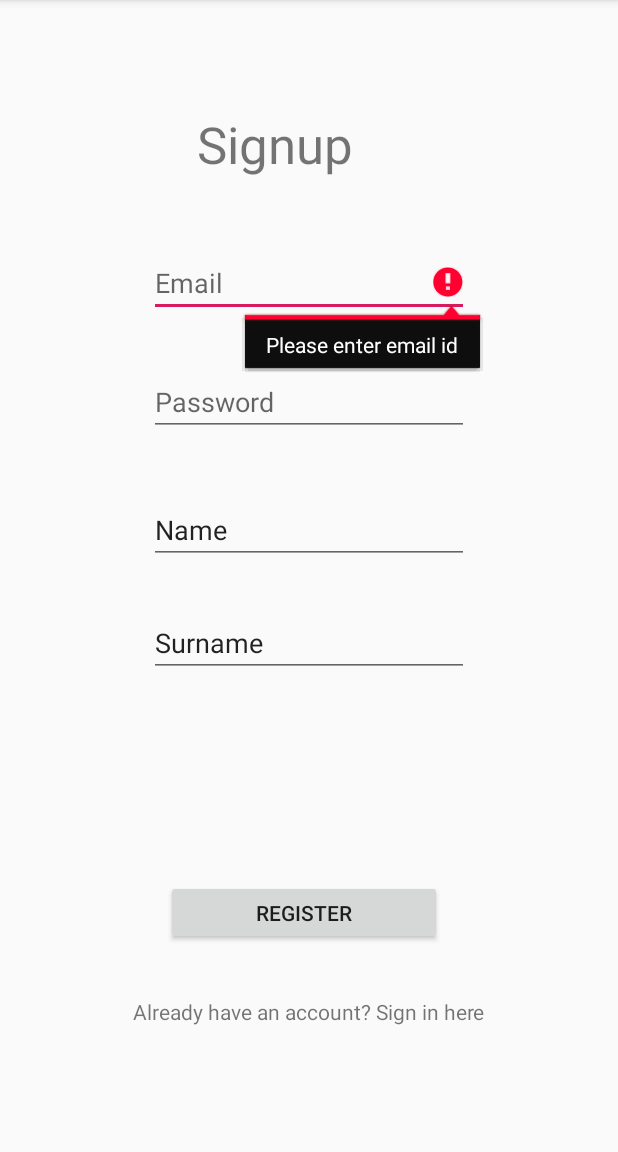
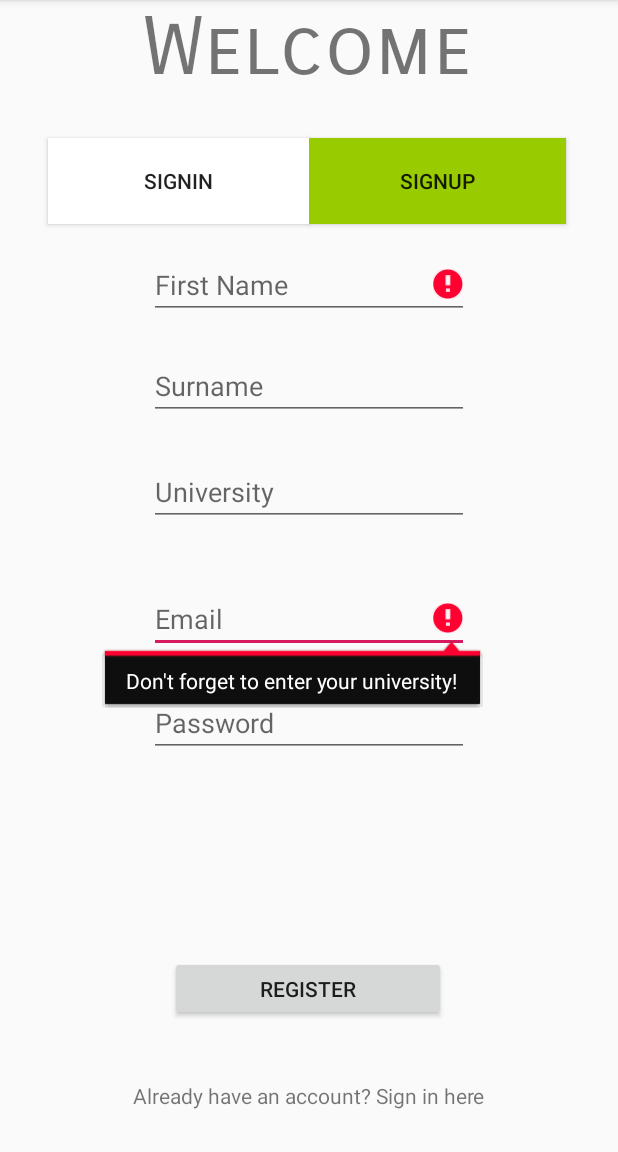
Before and after one commit to AidenGourley/CooknChill, an Android app: the screen it shows after launch (SignUpActivity), after a tap on "REGISTER", on a phone screen of 412 x 824 dp, the part 84-1236 px from its top. Run offline under Robolectric (Android 15) with nearby library versions, the phone set to English and light mode, and no system bars; our stand-ins replace Firebase (no records; nobody signed in at launch, a user with empty details on screens opened directly).

Commit message:
Added university, first name, surname fields to signUp page. Updated temporary design.
Signed-off-by: AidenGourley <47273883+AidenGourley@users.noreply.github.com>

```diff
--- a/app/src/main/java/com/example/cooknchill/auth/SignUpActivity.java
+++ b/app/src/main/java/com/example/cooknchill/auth/SignUpActivity.java
@@ -18,9 +18,9 @@ import com.google.firebase.auth.AuthResult;
 import com.google.firebase.auth.FirebaseAuth;
 
 public class SignUpActivity extends AppCompatActivity {
-    EditText emailId, password;
-    Button btnSignUp;
-    TextView tvSignIn;
+    EditText email, password, university, firstName, surname;
+    Button register, signIn;
+    TextView signIn2;
     FirebaseAuth mFirebaseAuth;
 
     @Override
@@ -29,29 +29,43 @@ public class SignUpActivity extends AppCompatActivity {
         setContentView(R.layout.activity_signup);
 
         mFirebaseAuth = FirebaseAuth.getInstance();
-        emailId = findViewById(R.id.editText);
-        password = findViewById(R.id.editText2);
-        btnSignUp = findViewById(R.id.button2);
-        tvSignIn = findViewById(R.id.textView);
-        btnSignUp.setOnClickListener(new View.OnClickListener() {
+        email = findViewById(R.id.email);
+        university = findViewById(R.id.university);
+        firstName = findViewById(R.id.firstName);
+        surname = findViewById(R.id.surname);
+        password = findViewById(R.id.password);
+        register = findViewById(R.id.register);
+        signIn2 = findViewById(R.id.signin2);
+        signIn = findViewById(R.id.signin);
+
+
+        register.setOnClickListener(new View.OnClickListener() {
             @Override
             public void onClick(View v) {
-                String email = emailId.getText().toString();
+                String email = SignUpActivity.this.email.getText().toString();
                 String pwd = password.getText().toString();
                 if(email.isEmpty()){
-                    emailId.setError("Please enter email id");
-                    emailId.requestFocus();
+                    SignUpActivity.this.email.setError("Don't forget to enter your email address!");
+                    SignUpActivity.this.email.requestFocus();
+                }
+                if(firstName.getText().toString().equals("") || surname.getText().toString().equals("")){
+                    SignUpActivity.this.firstName.setError("Don't forget to enter your name!");
+                    SignUpActivity.this.firstName.requestFocus();
+                }
+                if(university.getText().toString().equals("")){
+                    SignUpActivity.this.email.setError("Don't forget to enter your university!");
+                    SignUpActivity.this.email.requestFocus();
                 }
                 else if(!email.contains(".ac.uk")){
-                    emailId.setError("Must be a valid academic email address!");
-                    emailId.requestFocus();
+                    SignUpActivity.this.email.setError("Your email must be a valid academic email address!");
+                    SignUpActivity.this.email.requestFocus();
                 }
                 else  if(!(email.isEmpty() && pwd.isEmpty())){
                     mFirebaseAuth.createUserWithEmailAndPassword(email, pwd).addOnCompleteListener(SignUpActivity.this, new OnCompleteListener<AuthResult>() {
                         @Override
                         public void onComplete(@NonNull Task<AuthResult> task) {
                             if(!task.isSuccessful()){
-                                Toast.makeText(SignUpActivity.this,"SignIn Unsuccessful, Please Try Again",Toast.LENGTH_SHORT).show();
+                                Toast.makeText(SignUpActivity.this,"Sorry! Your sign up has been unsuccessful, please give it another go!",Toast.LENGTH_SHORT).show();
                             }
                             else {
                                 startActivity(new Intent(SignUpActivity.this,HomeActivity.class));
@@ -60,13 +74,21 @@ public class SignUpActivity extends AppCompatActivity {
                     });
                 }
                 else{
-                    Toast.makeText(SignUpActivity.this,"Error Occurred!",Toast.LENGTH_SHORT).show();
+                    Toast.makeText(SignUpActivity.this,"Oops, something's gone wrong... Please try again!",Toast.LENGTH_SHORT).show();
 
                 }
             }
         });
 
-        tvSignIn.setOnClickListener(new View.OnClickListener() {
+        signIn2.setOnClickListener(new View.OnClickListener() {
+            @Override
+            public void onClick(View v) {
+                Intent i = new Intent(SignUpActivity.this,LoginActivity.class);
+                startActivity(i);
+            }
+        });
+
+        signIn.setOnClickListener(new View.OnClickListener() {
             @Override
             public void onClick(View v) {
                 Intent i = new Intent(SignUpActivity.this,LoginActivity.class);
--- a/app/src/main/res/layout/activity_home.xml
+++ b/app/src/main/res/layout/activity_home.xml
@@ -14,6 +14,7 @@
         android:layout_marginEnd="163dp"
         android:layout_marginStart="163dp"
         android:layout_marginTop="223dp"
+        android:textSize="30sp"
         android:text="Welcome! You are logged in"
         app:layout_constraintBottom_toBottomOf="parent"
         app:layout_constraintEnd_toEndOf="parent"
@@ -22,6 +23,7 @@
 
     <Button
         android:id="@+id/logout"
+        android:backgroundTint="@android:color/holo_green_light"
         android:layout_width="wrap_content"
         android:layout_height="wrap_content"
         android:layout_marginEnd="8dp"
--- a/app/src/main/res/layout/activity_signup.xml
+++ b/app/src/main/res/layout/activity_signup.xml
@@ -7,107 +7,129 @@
     tools:context="com.example.cooknchill.auth.SignUpActivity">
 
 
+    <TextView
+        android:id="@+id/welcome"
+        android:layout_width="221dp"
+        android:layout_height="74dp"
+        android:text="Welcome"
+        app:autoSizeTextType="uniform"
+        app:fontFamily="sans-serif-smallcaps"
+        app:layout_constraintEnd_toEndOf="parent"
+        app:layout_constraintStart_toStartOf="parent"
+        app:layout_constraintTop_toTopOf="parent" />
+
+    <Button
+        android:id="@+id/signup"
+        android:layout_width="171dp"
+        android:layout_height="57dp"
+        android:background="@color/cardview_light_background"
+        android:backgroundTint="@android:color/holo_green_light"
+        android:text="SignUp"
+        app:layout_constraintBottom_toTopOf="@+id/firstName"
+        app:layout_constraintEnd_toEndOf="parent"
+        app:layout_constraintHorizontal_bias="0.0"
+        app:layout_constraintStart_toEndOf="@+id/signin"
+        app:layout_constraintTop_toBottomOf="@+id/welcome" />
+
+    <Button
+        android:id="@+id/signin"
+        android:layout_width="174dp"
+        android:layout_height="57dp"
+        android:layout_marginStart="32dp"
+        android:background="@color/cardview_light_background"
+        android:text="SignIn"
+        app:layout_constraintBottom_toTopOf="@+id/firstName"
+        app:layout_constraintStart_toStartOf="parent"
+        app:layout_constraintTop_toBottomOf="@+id/welcome" />
+
     <EditText
-        android:id="@+id/editText3"
+        android:id="@+id/firstName"
         android:layout_width="wrap_content"
         android:layout_height="wrap_content"
-        android:layout_marginTop="40dp"
         android:ems="10"
+        android:hint="First Name"
         android:inputType="textPersonName"
-        android:text="Name"
-        app:layout_constraintBottom_toTopOf="@+id/button2"
+        app:layout_constraintBottom_toTopOf="@+id/university"
         app:layout_constraintEnd_toEndOf="parent"
         app:layout_constraintStart_toStartOf="parent"
-        app:layout_constraintTop_toBottomOf="@+id/editText2"
-        app:layout_constraintVertical_bias="0.0" />
+        app:layout_constraintTop_toBottomOf="@+id/welcome" />
 
     <EditText
-        android:id="@+id/editText"
+        android:id="@+id/surname"
         android:layout_width="wrap_content"
         android:layout_height="wrap_content"
-        android:layout_marginStart="84dp"
-        android:layout_marginTop="152dp"
-        android:layout_marginEnd="85dp"
-        android:layout_marginBottom="313dp"
+        android:layout_marginBottom="4dp"
+        android:ems="10"
+        android:hint="Surname"
+        android:inputType="textPersonName"
+        app:layout_constraintBottom_toTopOf="@+id/university"
+        app:layout_constraintEnd_toEndOf="parent"
+        app:layout_constraintStart_toStartOf="parent"
+        app:layout_constraintTop_toBottomOf="@+id/firstName" />
+
+    <EditText
+        android:id="@+id/email"
+        android:layout_width="wrap_content"
+        android:layout_height="wrap_content"
+        android:layout_marginBottom="24dp"
         android:ems="10"
         android:hint="Email"
         android:inputType="textEmailAddress"
-        app:layout_constraintBottom_toBottomOf="parent"
+        app:layout_constraintBottom_toTopOf="@+id/password"
         app:layout_constraintEnd_toEndOf="parent"
-        app:layout_constraintHorizontal_bias="0.517"
         app:layout_constraintStart_toStartOf="parent"
-        app:layout_constraintTop_toTopOf="parent"
-        app:layout_constraintVertical_bias="0.054" />
+        app:layout_constraintTop_toBottomOf="@+id/university"
+        app:layout_constraintVertical_bias="1.0" />
 
     <EditText
-        android:id="@+id/editText2"
+        android:id="@+id/password"
         android:layout_width="wrap_content"
         android:layout_height="wrap_content"
-        android:layout_marginBottom="8dp"
-        android:layout_marginEnd="85dp"
-        android:layout_marginStart="85dp"
-        android:layout_marginTop="8dp"
+        android:layout_marginBottom="24dp"
         android:ems="10"
         android:hint="Password"
         android:inputType="textPassword"
-        app:layout_constraintBottom_toBottomOf="parent"
+        app:layout_constraintBottom_toTopOf="@+id/register"
         app:layout_constraintEnd_toEndOf="parent"
         app:layout_constraintStart_toStartOf="parent"
-        app:layout_constraintTop_toBottomOf="@+id/editText"
-        app:layout_constraintVertical_bias="0.052" />
+        app:layout_constraintTop_toBottomOf="@+id/university" />
+
+    <EditText
+        android:id="@+id/university"
+        android:layout_width="wrap_content"
+        android:layout_height="wrap_content"
+        android:layout_marginBottom="24dp"
+        android:ems="10"
+        android:hint="University"
+        android:inputType="textPhonetic"
+        app:layout_constraintBottom_toTopOf="@+id/register"
+        app:layout_constraintEnd_toEndOf="parent"
+        app:layout_constraintStart_toStartOf="parent"
+        app:layout_constraintTop_toBottomOf="@+id/welcome"
+        app:layout_constraintVertical_bias="0.468" />
+
+    <Button
+        android:id="@+id/register"
+        android:layout_width="184dp"
+        android:layout_height="43dp"
+        android:layout_marginBottom="40dp"
+        android:text="Register"
+        app:layout_constraintBottom_toTopOf="@+id/signin2"
+        app:layout_constraintEnd_toEndOf="parent"
+        app:layout_constraintHorizontal_bias="0.497"
+        app:layout_constraintStart_toStartOf="parent" />
 
     <TextView
-        android:id="@+id/textView"
+        android:id="@+id/signin2"
         android:layout_width="wrap_content"
         android:layout_height="wrap_content"
         android:layout_marginStart="163dp"
         android:layout_marginEnd="163dp"
-        android:layout_marginBottom="84dp"
+        android:layout_marginBottom="28dp"
         android:text="Already have an account? Sign in here"
         app:layout_constraintBottom_toBottomOf="parent"
         app:layout_constraintEnd_toEndOf="parent"
         app:layout_constraintStart_toStartOf="parent" />
 
-    <Button
-        android:id="@+id/button2"
-        android:layout_width="184dp"
-        android:layout_height="43dp"
-        android:layout_marginStart="8dp"
-        android:layout_marginTop="8dp"
-        android:layout_marginEnd="8dp"
-        android:layout_marginBottom="8dp"
-        android:text="Register"
-        app:layout_constraintBottom_toTopOf="@+id/textView"
-        app:layout_constraintEnd_toEndOf="parent"
-        app:layout_constraintHorizontal_bias="0.485"
-        app:layout_constraintStart_toStartOf="parent"
-        app:layout_constraintTop_toBottomOf="@+id/editText2"
-        app:layout_constraintVertical_bias="0.915" />
-
-    <TextView
-        android:id="@+id/Regtr"
-        android:layout_width="148dp"
-        android:layout_height="46dp"
-        android:text="Signup"
-        app:autoSizeTextType="uniform"
-        app:layout_constraintBottom_toTopOf="@+id/editText"
-        app:layout_constraintEnd_toEndOf="parent"
-        app:layout_constraintHorizontal_bias="0.498"
-        app:layout_constraintStart_toStartOf="parent"
-        app:layout_constraintTop_toTopOf="parent"
-        app:layout_constraintVertical_bias="0.61" />
-
-    <EditText
-        android:id="@+id/editText4"
-        android:layout_width="wrap_content"
-        android:layout_height="wrap_content"
-        android:ems="10"
-        android:inputType="textPersonName"
-        android:text="Surname"
-        app:layout_constraintBottom_toTopOf="@+id/button2"
-        app:layout_constraintEnd_toEndOf="parent"
-        app:layout_constraintStart_toStartOf="parent"
-        app:layout_constraintTop_toBottomOf="@+id/editText3"
-        app:layout_constraintVertical_bias="0.182" />
 
 </androidx.constraintlayout.widget.ConstraintLayout>
```
Also changed, not shown: app/src/main/java/com/example/cooknchill/auth/LoginActivity.java (+20 -12 lines), app/src/main/res/layout/activity_login.xml (+52 -26 lines).
